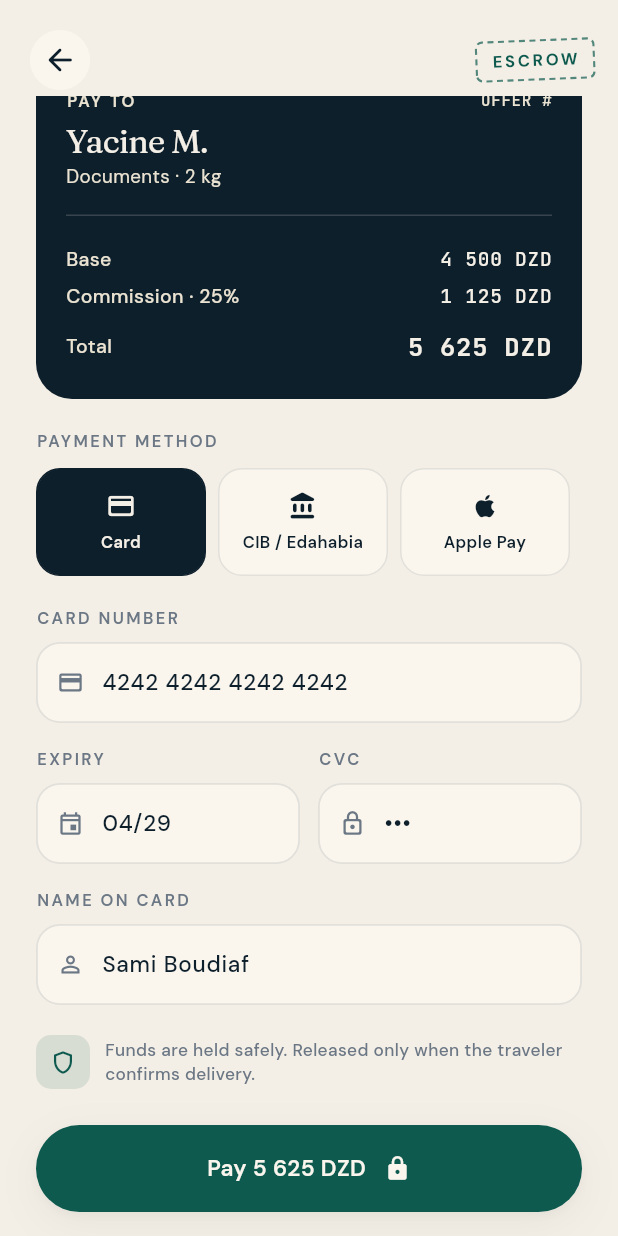
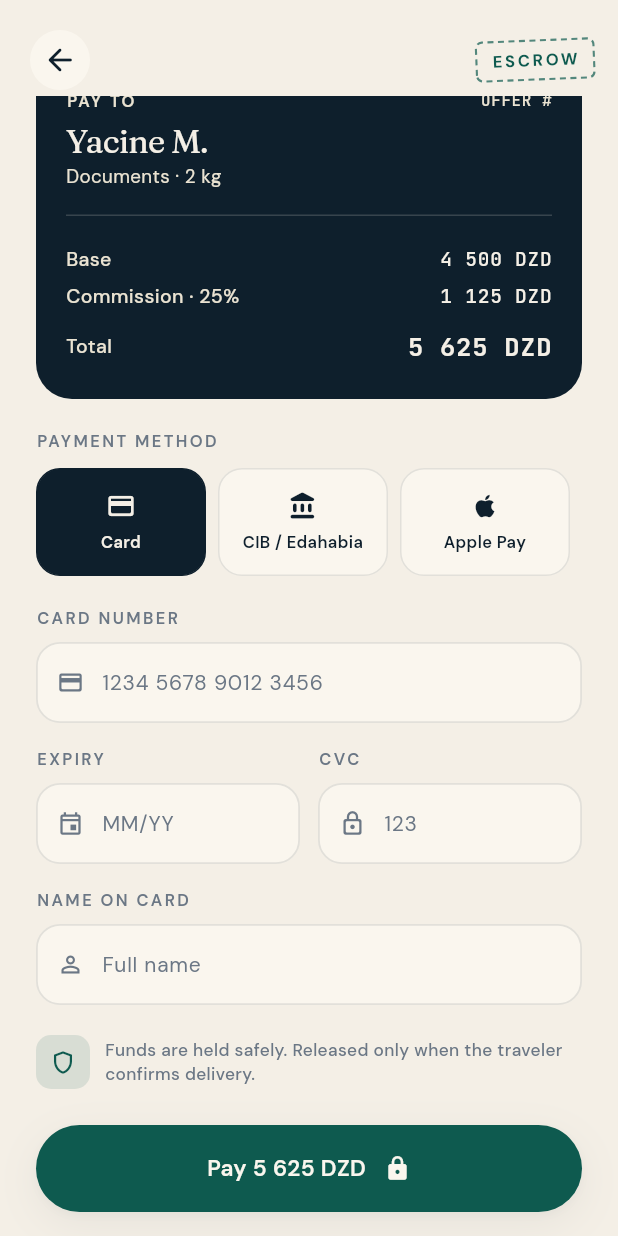
Before and after one commit to is-bo/shiptripis, a Flutter app: the PaymentScreen screen opened directly with empty values, scrolled down 151 dp, on a phone screen of 412 x 824 dp. Run offline on Flutter 3.47's test engine with Material 3 defaults, Android fonts, the phone set to English and light mode, and no system bars; drawn by our look-alikes of flutter_animate; our stand-ins replace dio, flutter_riverpod, flutter_secure_storage, go_router, google_fonts, image_picker; missing offline and left inert: country_flags; accounts and stored records are empty; network calls fail.

Commit message:
fix(mobile): dead notification deep-links, demo cruft, apply validation
UX bug-fix pass (sender + traveler smoothness):

- notifications: fix dead deep-links. trip.created routed to /traveler/trips
  which does not exist in the router — taps did nothing. Now trip.created +
  trip.cancelled land on /app (traveler trips live on the home shell).
  parcel.cancelled now deep-links to the request detail; match.created mirrors
  match.completed's sender/traveler split. Previously these 3 channels fell
  through to a silent no-op on tap.
- payment + create-trip: remove pre-filled demo values (test card
  4242…/Sami Boudiaf/CVC 123, flight 'AH 1004'). Fields already carry the
  right hints; controllers now start empty so nothing ships as real input.
- find_parcels apply sheet: validate the asking-price field inline before
  submit. Empty is still allowed (backend falls back to the parcel default,
  serializer required=False); a non-empty value below 100 DZD now shows an
  inline error + red border instead of a cryptic backend 400 (serializer
  min_value=100). Error clears on edit.

flutter analyze: clean (20 pre-existing info lints, 0 new).

Co-Authored-By: Claude Opus 4.8 (1M context) <noreply@anthropic.com>

```diff
--- a/mobile/lib/features/sender/payment_screen.dart
+++ b/mobile/lib/features/sender/payment_screen.dart
@@ -34,10 +34,10 @@ class PaymentScreen extends ConsumerStatefulWidget {
 }
 
 class _PaymentScreenState extends ConsumerState<PaymentScreen> {
-  final _cardCtl = TextEditingController(text: "4242 4242 4242 4242");
-  final _expCtl = TextEditingController(text: "04/29");
-  final _cvcCtl = TextEditingController(text: "123");
-  final _nameCtl = TextEditingController(text: "Sami Boudiaf");
+  final _cardCtl = TextEditingController();
+  final _expCtl = TextEditingController();
+  final _cvcCtl = TextEditingController();
+  final _nameCtl = TextEditingController();
   String _method = "card";
   bool _processing = false;
 
--- a/mobile/lib/features/traveler/create_trip_screen.dart
+++ b/mobile/lib/features/traveler/create_trip_screen.dart
@@ -33,7 +33,7 @@ class _CreateTripScreenState extends ConsumerState<CreateTripScreen> {
   String? _ticketPath;
   String? _ticketName;
   int? _ticketBytes;
-  final _flightCtl = TextEditingController(text: "AH 1004");
+  final _flightCtl = TextEditingController();
   bool _submitting = false;
   String? _error;
 
```
Also changed, not shown: mobile/lib/features/notifications/notifications_screen.dart (+7 -1 lines), mobile/lib/features/traveler/find_parcels_screen.dart (+27 -2 lines).
